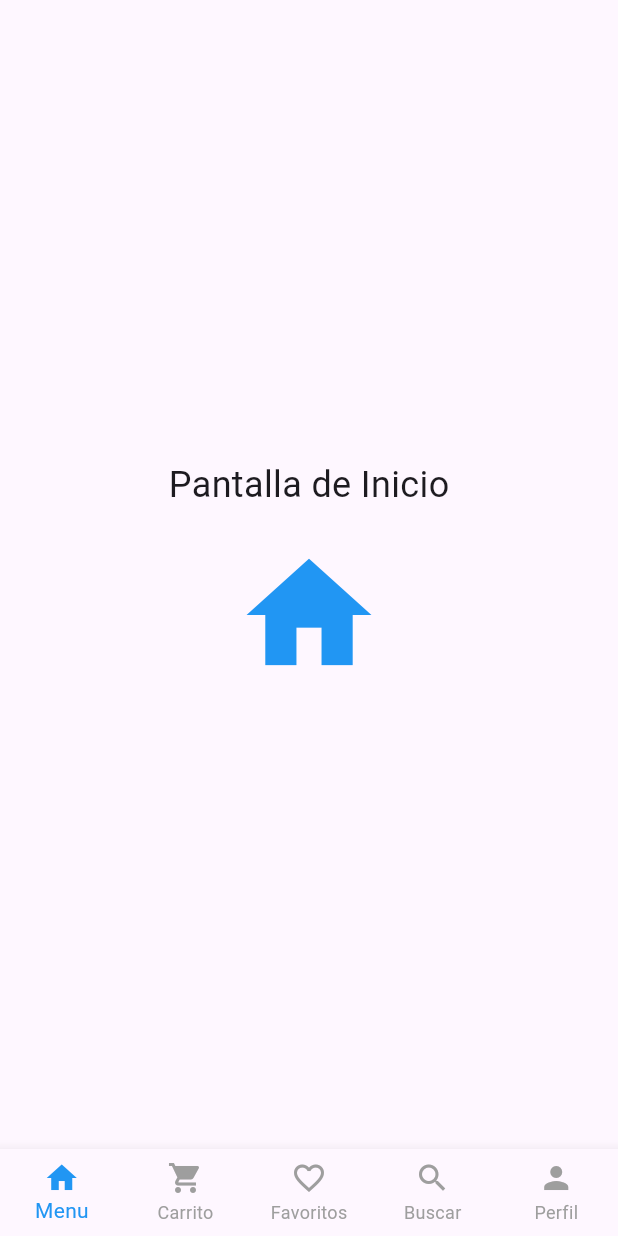
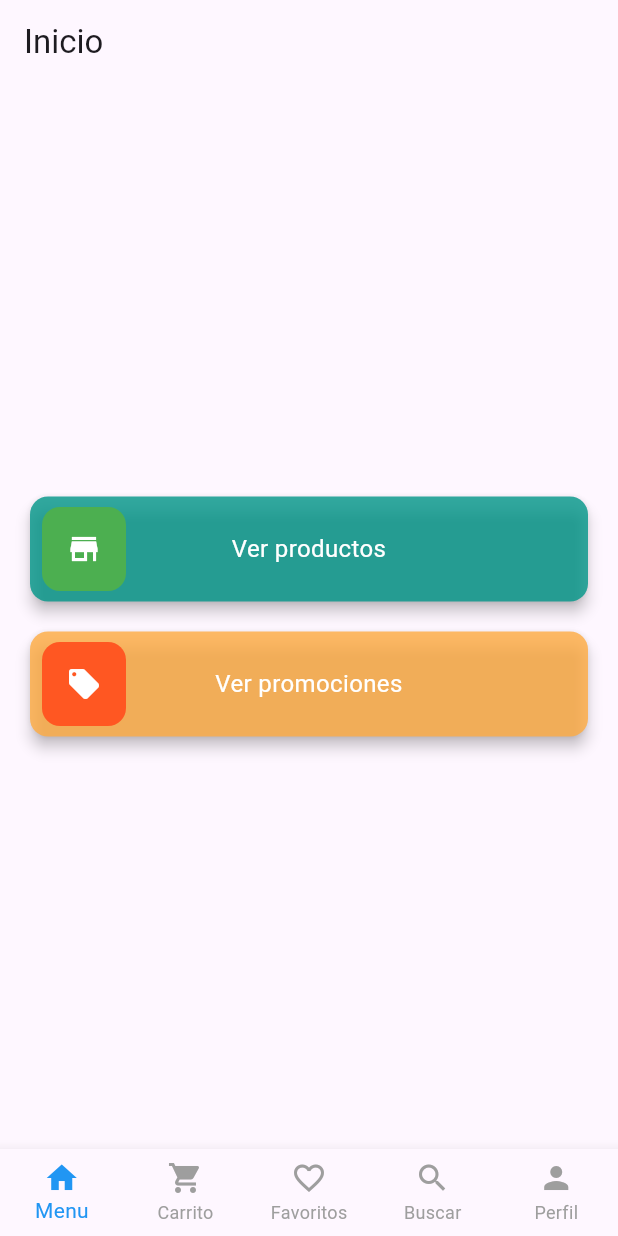
Before and after one commit to AltamiranoYavirac/Flutter-Botones-CristianAltamirano, a Flutter app: the screen it shows after launch, on a phone screen of 412 x 824 dp. Run offline on Flutter 3.47's test engine with Material 3 defaults, Android fonts, the light colour scheme and no system bars; drawn by our look-alikes of slide_to_act.

Commit message:
flutter-botones

```diff
--- /dev/null
+++ b/lib/custom_swipe_button.dart
@@ -0,0 +1,36 @@
+import 'package:flutter/material.dart';
+import 'package:slide_to_act/slide_to_act.dart';
+
+class CustomSwipeButton extends StatelessWidget {
+  final String text;
+  final Future<void> Function()? onSubmit;
+  final IconData icon;
+  final List<Color> colors;
+
+  const CustomSwipeButton({
+    super.key,
+    required this.text,
+    required this.onSubmit,
+    this.icon = Icons.arrow_forward,
+    this.colors = const [Colors.blue, Colors.lightBlueAccent],
+  });
+
+  @override
+  Widget build(BuildContext context) {
+    final Color outer = (colors.length > 1 ? colors.last : colors.first).withOpacity(0.8);
+
+    return SlideAction(
+      elevation: 4,
+      borderRadius: 12,
+      innerColor: colors.first,
+      outerColor: outer,
+      sliderButtonIcon: Icon(icon, color: Colors.white),
+      text: text,
+      textStyle: const TextStyle(
+        color: Colors.white,
+        fontSize: 16,
+      ),
+      onSubmit: onSubmit,
+    );
+  }
+}
--- a/lib/home_screen.dart
+++ b/lib/home_screen.dart
@@ -1,18 +1,41 @@
 import 'package:flutter/material.dart';
+import 'custom_swipe_button.dart';
 
 class HomeScreen extends StatelessWidget {
   const HomeScreen({super.key});
 
   @override
   Widget build(BuildContext context) {
-    return Center(
-      child: Column(
-        mainAxisAlignment: MainAxisAlignment.center,
-        children: const [
-          Text('Pantalla de Inicio', style: TextStyle(fontSize: 24)),
-          SizedBox(height: 20),
-          Icon(Icons.home, size: 100, color: Colors.blue),
-        ],
+    return Scaffold(
+      appBar: AppBar(title: const Text("Inicio")),
+      body: Padding(
+        padding: const EdgeInsets.all(20),
+        child: Column(
+          mainAxisAlignment: MainAxisAlignment.center,
+          children: [
+            CustomSwipeButton(
+              text: "Ver productos",
+              icon: Icons.store,
+              colors: [Colors.green, Colors.teal],
+              onSubmit: () async {
+                ScaffoldMessenger.of(context).showSnackBar(
+                  const SnackBar(content: Text("Cargando productos...")),
+                );
+              },
+            ),
+            const SizedBox(height: 20),
+            CustomSwipeButton(
+              text: "Ver promociones",
+              icon: Icons.local_offer,
+              colors: [Colors.deepOrange, Colors.orangeAccent],
+              onSubmit: () async {
+                ScaffoldMessenger.of(context).showSnackBar(
+                  const SnackBar(content: Text("Mostrando promociones...")),
+                );
+              },
+            ),
+          ],
+        ),
       ),
     );
   }
--- a/pubspec.yaml
+++ b/pubspec.yaml
@@ -30,6 +30,7 @@ environment:
 dependencies:
   flutter:
     sdk: flutter
+  slide_to_act: ^2.0.1
 
   # The following adds the Cupertino Icons font to your application.
   # Use with the CupertinoIcons class for iOS style icons.
```
Also changed, not shown: lib/favorites_screen.dart (+31 -8 lines), lib/orders_screen.dart (+31 -8 lines), lib/profile_screen.dart (+31 -8 lines), lib/search_screen.dart (+31 -8 lines), pubspec.lock.
